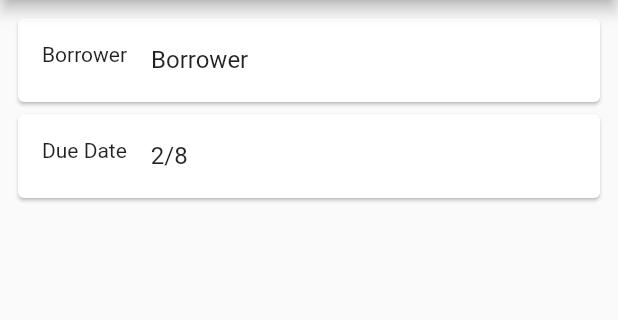
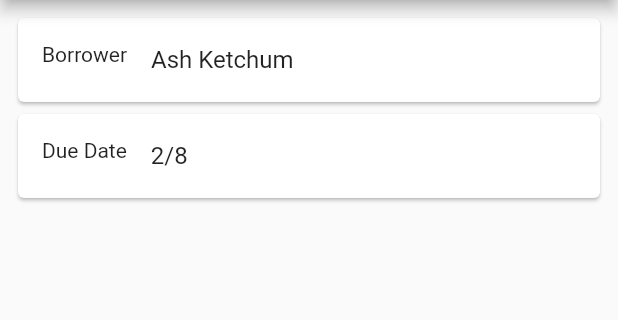
Before and after one commit to pvdthings/librarian_app, a Flutter app: the OpenLoanPage screen opened directly, after a tap on "Ash Ketchum", after a tap on "Hammer", after a tap on the "navigate next" icon, on a phone screen of 412 x 824 dp, the part 84-404 px from its top. Run offline on Flutter 3.47's test engine with Material 2 defaults, Android fonts, the phone set to English and light mode, and no system bars.

Commit message:
Show borrower on OpenLoanView

```diff
--- a/lib/lending/pages/lending_page.dart
+++ b/lib/lending/pages/lending_page.dart
@@ -1,4 +1,5 @@
 import 'package:flutter/material.dart';
+import 'package:librarian_app/lending/models/borrowers_model.dart';
 import 'package:librarian_app/lending/pages/open_loan_page.dart';
 import 'package:librarian_app/lending/widgets/borrowers_list_view.dart';
 import 'package:librarian_app/lending/widgets/loans_list_view.dart';
@@ -17,7 +18,9 @@ class _LendingPageState extends State<LendingPage> {
 
   static final _views = [
     const LoansListView(),
-    const BorrowersListView(),
+    BorrowersListView(
+      onTapBorrower: (Borrower borrower) {},
+    ),
   ];
 
   static final _titles = [
--- a/lib/lending/pages/open_loan_page.dart
+++ b/lib/lending/pages/open_loan_page.dart
@@ -13,8 +13,10 @@ class OpenLoanPage extends StatefulWidget {
 }
 
 class _OpenLoanPageState extends State<OpenLoanPage> {
-  late final List<ViewModel> _viewModels;
+  late List<ViewModel> _viewModels;
   int _viewIndex = 0;
+
+  Borrower _borrower = const Borrower(name: "Borrower");
 
   void incrementViewIndex() {
     setState(() {
@@ -29,6 +31,7 @@ class _OpenLoanPageState extends State<OpenLoanPage> {
   }
 
   void onTapBorrower(Borrower borrower) {
+    _borrower = borrower;
     if (borrower.active) {
       incrementViewIndex();
       return;
@@ -38,7 +41,7 @@ class _OpenLoanPageState extends State<OpenLoanPage> {
   }
 
   @override
-  void initState() {
+  Widget build(BuildContext context) {
     _viewModels = [
       ViewModel(
         title: "Select Borrower",
@@ -58,7 +61,9 @@ class _OpenLoanPageState extends State<OpenLoanPage> {
       ),
       ViewModel(
         title: "Loan Details",
-        body: const OpenLoanView(),
+        body: OpenLoanView(
+          borrower: _borrower,
+        ),
         floatingActionButton: FloatingActionButton(
           onPressed: () => Navigator.pop(context),
           backgroundColor: Colors.green,
@@ -82,11 +87,6 @@ class _OpenLoanPageState extends State<OpenLoanPage> {
       ),
     ];
 
-    super.initState();
-  }
-
-  @override
-  Widget build(BuildContext context) {
     return Scaffold(
       appBar: AppBar(title: Text(_viewModels[_viewIndex].title)),
       body: _viewModels[_viewIndex].body,
--- a/lib/lending/widgets/borrowers_list_view.dart
+++ b/lib/lending/widgets/borrowers_list_view.dart
@@ -5,10 +5,10 @@ import 'package:provider/provider.dart';
 class BorrowersListView extends StatelessWidget {
   const BorrowersListView({
     super.key,
-    this.onTapBorrower,
+    required this.onTapBorrower,
   });
 
-  final void Function(Borrower borrower)? onTapBorrower;
+  final void Function(Borrower borrower) onTapBorrower;
 
   @override
   Widget build(BuildContext context) {
@@ -38,7 +38,7 @@ class BorrowersListView extends StatelessWidget {
                     ),
               tileColor: (index % 2 == 0) ? null : Colors.blueGrey[50],
               hoverColor: Colors.grey[100],
-              onTap: () => onTapBorrower != null ? onTapBorrower!(b) : () {},
+              onTap: () => onTapBorrower(b),
             );
           },
         );
--- a/lib/lending/widgets/open_loan_view.dart
+++ b/lib/lending/widgets/open_loan_view.dart
@@ -3,7 +3,12 @@ import 'package:librarian_app/lending/models/borrowers_model.dart';
 import 'package:librarian_app/lending/models/loans_model.dart';
 
 class OpenLoanView extends StatefulWidget {
-  const OpenLoanView({super.key});
+  const OpenLoanView({
+    super.key,
+    required this.borrower,
+  });
+
+  final Borrower borrower;
 
   @override
   State<OpenLoanView> createState() => _OpenLoanViewState();
@@ -17,7 +22,7 @@ class _OpenLoanViewState extends State<OpenLoanView> {
   void initState() {
     _loan = Loan(
       thing: "Hammer",
-      borrower: const Borrower(name: "Borrower"),
+      borrower: widget.borrower,
       dueDate: _initialDueDate,
     );
     super.initState();
@@ -32,7 +37,7 @@ class _OpenLoanViewState extends State<OpenLoanView> {
           Card(
             child: ListTile(
               leading: const Text("Borrower"),
-              title: Text(_loan.borrower.name),
+              title: Text(widget.borrower.name),
             ),
           ),
           Card(
```
